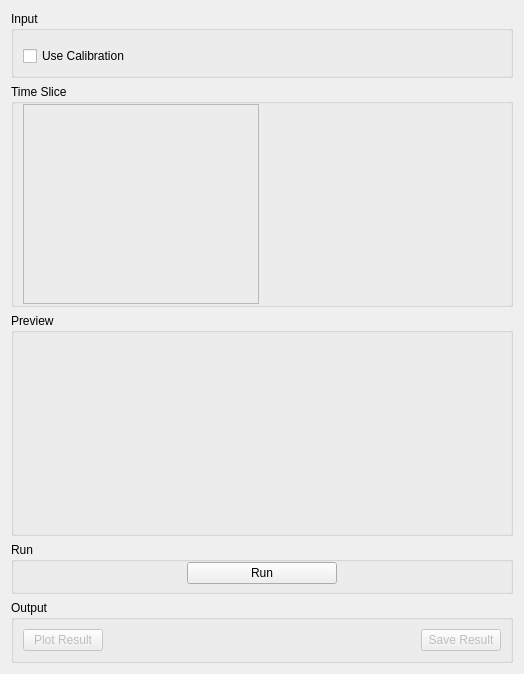
Old version of the form qt/scientific_interfaces/Indirect/ISISDiagnostics.ui in the repository mantidproject/mantid.
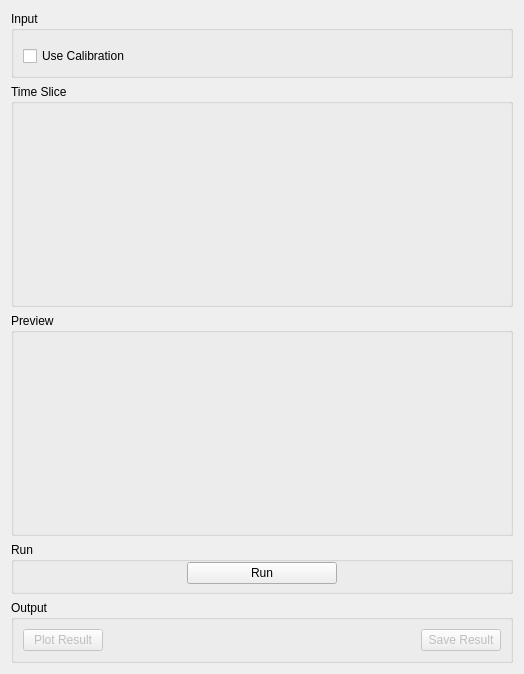
New version of the form. Custom widgets are drawn as their Qt base class.

```diff
--- a/qt/scientific_interfaces/Indirect/ISISDiagnostics.ui
+++ b/qt/scientific_interfaces/Indirect/ISISDiagnostics.ui
@@ -123,12 +123,6 @@
           <height>0</height>
          </size>
         </property>
-        <property name="frameShape">
-         <enum>QFrame::StyledPanel</enum>
-        </property>
-        <property name="frameShadow">
-         <enum>QFrame::Raised</enum>
-        </property>
         <layout class="QGridLayout" name="gridLayout">
          <property name="leftMargin">
           <number>0</number>
```
